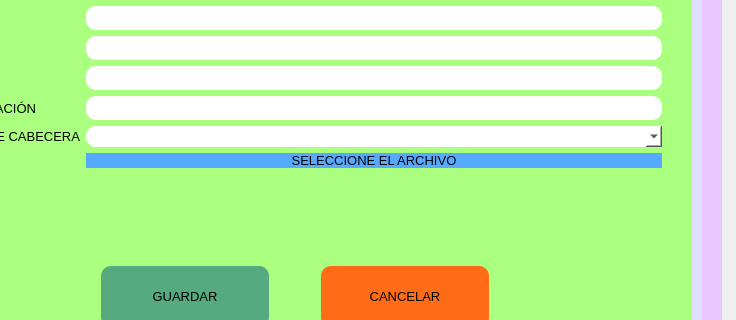
Qt form programa.ui (Michael10Crack/Proyecto) before a commit; both pictures show x 379 to 1115 and y 264 to 584 of the 1115 by 767 pixel window.
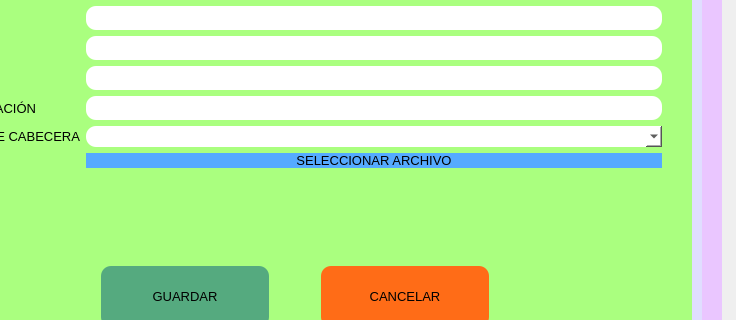
The same form after that commit. The open tabs and pages were chosen to show the change.

```diff
--- a/programa.ui
+++ b/programa.ui
@@ -353,7 +353,7 @@
 }</string>
             </property>
             <property name="text">
-             <string>SELECCIONE EL ARCHIVO</string>
+             <string>SELECCIONAR ARCHIVO</string>
             </property>
            </widget>
           </item>
```
Left out of the diff: 8 changed lines with no effect on the pictures.
